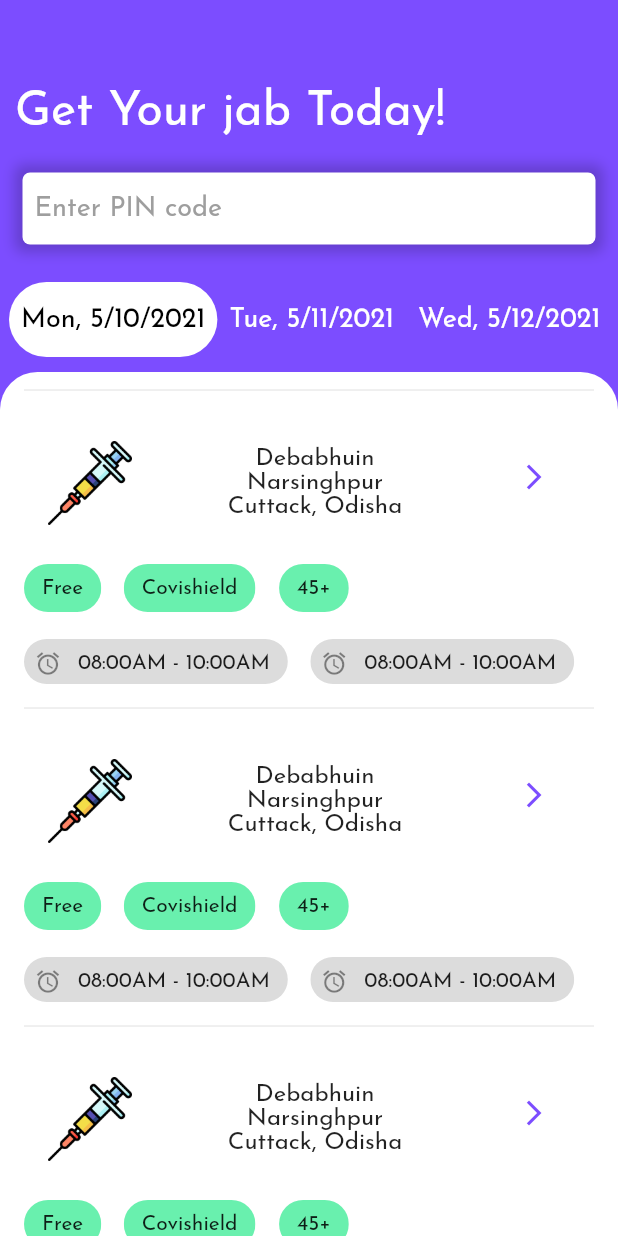
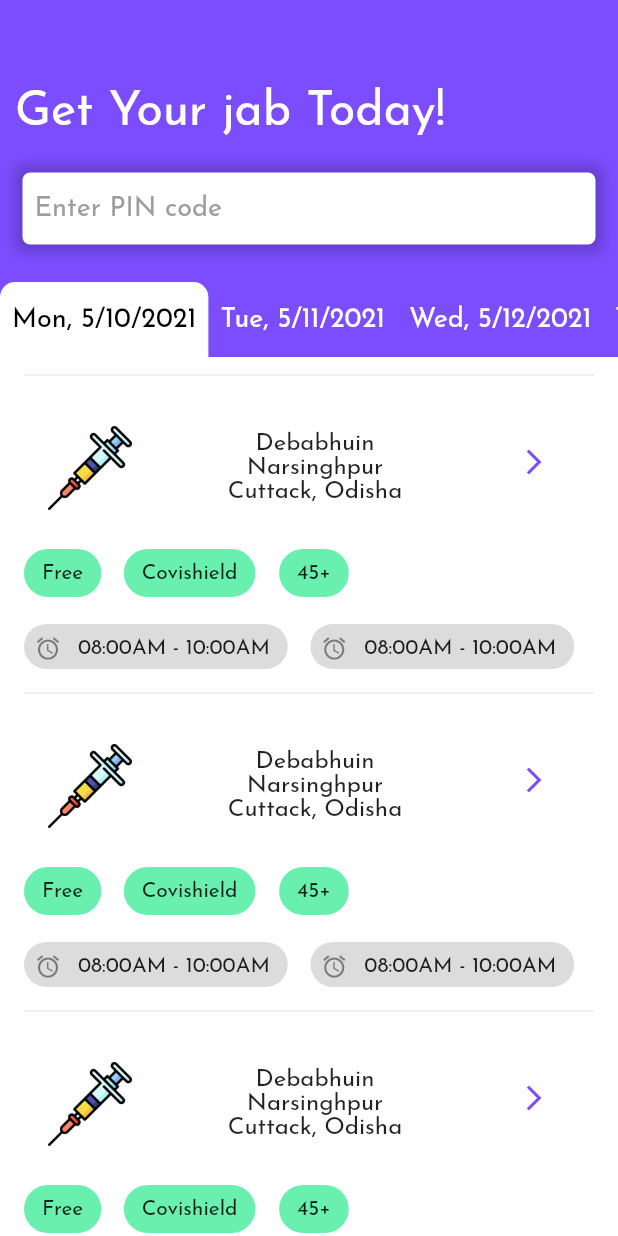
Before and after one commit to darkCavalier11/cowin-track, a Flutter app: the screen it shows after launch, on a phone screen of 412 x 824 dp. Run offline on Flutter 3.47's test engine with Material 2 defaults, Android fonts, the phone set to English and light mode, and no system bars.

Commit message:
added date UI/UX

```diff
--- a/lib/screens/vaccine_status_screen.dart
+++ b/lib/screens/vaccine_status_screen.dart
@@ -11,12 +11,7 @@ class _VaccineStatusState extends State<VaccineStatus> {
   Widget build(BuildContext context) {
     return Container(
       width: double.infinity,
-      margin: EdgeInsets.only(top: 10),
       decoration: BoxDecoration(
-        borderRadius: BorderRadius.only(
-          topLeft: Radius.circular(25),
-          topRight: Radius.circular(25),
-        ),
         color: Colors.white,
       ),
       child: ListView.builder(
--- a/lib/widgets/date_scroll.dart
+++ b/lib/widgets/date_scroll.dart
@@ -26,17 +26,18 @@ class _DateScrollState extends State<DateScroll> {
   @override
   Widget build(BuildContext context) {
     return Container(
-      margin: EdgeInsets.symmetric(
-        horizontal: 6,
-        vertical: 0,
-      ),
       child: ListView.builder(
         scrollDirection: Axis.horizontal,
         itemBuilder: (ctx, i) => Container(
           alignment: Alignment.center,
           decoration: BoxDecoration(
             color: _isActive[i] ? Colors.white : null,
-            borderRadius: _isActive[i] ? BorderRadius.circular(30) : null,
+            borderRadius: _isActive[i]
+                ? BorderRadius.only(
+                    topLeft: Radius.circular(10),
+                    topRight: Radius.circular(10),
+                  )
+                : null,
           ),
           padding: EdgeInsets.symmetric(horizontal: 8, vertical: 0),
           child: GestureDetector(
```
